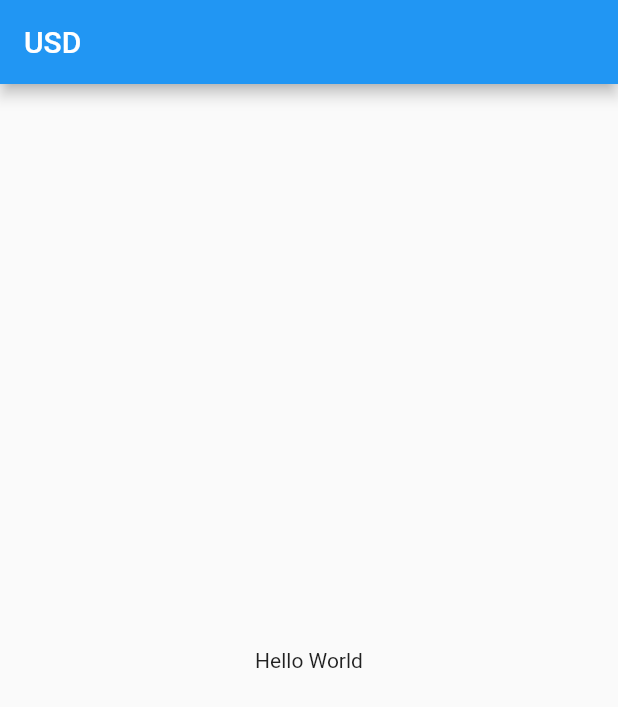
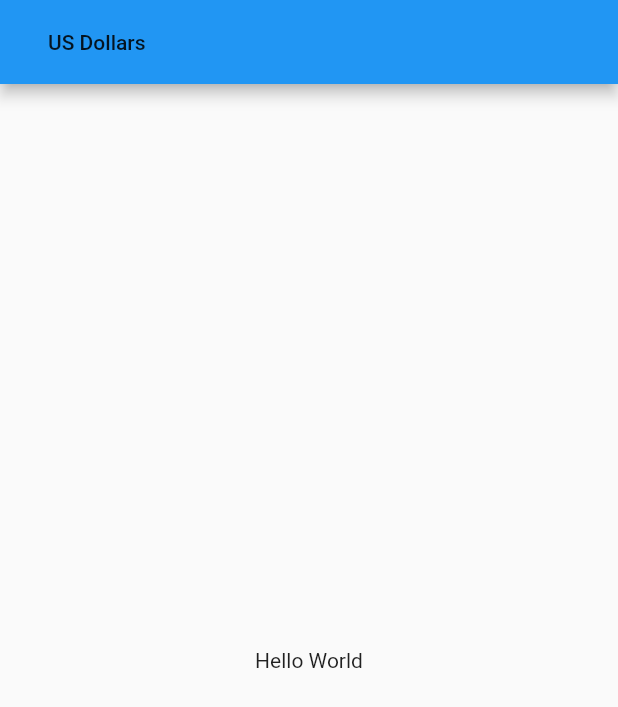
Before and after one commit to deb-95/crypto-tracker, a Flutter app: the screen it shows after launch, on a phone screen of 412 x 824 dp. Shown: the top 707 px of the screen. Run offline on Flutter 3.47's test engine with Material 2 defaults, Android fonts, the phone set to English and light mode, and no system bars; our stand-ins replace bloc, easy_localization, equatable, flutter_bloc.

Commit message:
added interaction with overview title to change currency

```diff
--- a/assets/translations/en.json
+++ b/assets/translations/en.json
@@ -11,5 +11,6 @@
   "JPY": "Japanese Yen",
   "AUD": "Australian Dollars",
   "CHF": "Swiss Franc",
-  "CNY": "Chinese Yuan"
+  "CNY": "Chinese Yuan",
+  "pick_currency": "Please select a currency"
 }
--- a/assets/translations/it.json
+++ b/assets/translations/it.json
@@ -11,5 +11,6 @@
   "JPY": "Yen",
   "AUD": "Dollaro Australiano",
   "CHF": "Franco Svizzero",
-  "CNY": "Yuan"
+  "CNY": "Yuan",
+  "pick_currency": "Seleziona una valuta"
 }
--- a/lib/features/overview/bloc/currency/currency_state.dart
+++ b/lib/features/overview/bloc/currency/currency_state.dart
@@ -1,7 +1,7 @@
 part of 'currency_bloc.dart';
 
 class CurrencyState extends Equatable {
-  String selectedCurrency;
+  final String selectedCurrency;
   CurrencyState({@required this.selectedCurrency});
 
   @override
--- a/lib/features/overview/presentation/screens/overview_screen.dart
+++ b/lib/features/overview/presentation/screens/overview_screen.dart
@@ -1,18 +1,14 @@
-import 'package:cryptotracker/features/overview/bloc/currency/currency_bloc.dart';
+import 'package:cryptotracker/features/overview/presentation/widgets/currency_title.dart';
 import 'package:easy_localization/easy_localization.dart';
+import 'package:flutter/cupertino.dart';
 import 'package:flutter/material.dart';
-import 'package:flutter_bloc/flutter_bloc.dart';
 
 class OverviewScreen extends StatelessWidget {
   @override
   Widget build(BuildContext context) {
     return Scaffold(
       appBar: AppBar(
-        title: BlocBuilder<CurrencyBloc, CurrencyState>(
-          builder: (context, state) {
-            return Text(state.selectedCurrency);
-          },
-        ),
+        title: CurrencyTitle(),
       ),
       body: Center(
         child: Container(
--- /dev/null
+++ b/lib/features/overview/presentation/widgets/currency_title.dart
@@ -0,0 +1,34 @@
+import 'package:cryptotracker/features/overview/bloc/currency/currency_bloc.dart';
+import 'package:cryptotracker/features/overview/presentation/widgets/currency_selector.dart';
+import 'package:easy_localization/easy_localization.dart';
+import 'package:flutter/material.dart';
+import 'package:flutter_bloc/flutter_bloc.dart';
+
+class CurrencyTitle extends StatelessWidget {
+  const CurrencyTitle({
+    Key key,
+  }) : super(key: key);
+
+  @override
+  Widget build(BuildContext context) {
+    return BlocBuilder<CurrencyBloc, CurrencyState>(
+      builder: (context, state) {
+        return MaterialButton(
+          child: Text(tr(state.selectedCurrency)),
+          onPressed: () {
+            showDialog(
+              context: context,
+              builder: (_) => SimpleDialog(
+                title: Text(tr('pick_currency')),
+                elevation: 5,
+                children: [
+                  CurrencySelector(),
+                ],
+              ),
+            );
+          },
+        );
+      },
+    );
+  }
+}
```
Also changed, not shown: lib/features/overview/presentation/widgets/currency_selector.dart (added, +29 -0 lines).
